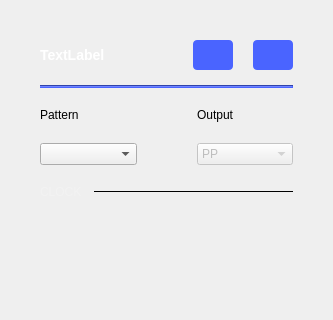
Before: the Qt Designer form ui/pg_cg_settings.ui in analogdevicesinc/scopy, drawn with Qt 5; both pictures show x 0 to 333 and y 0 to 320 of the 333 by 690 pixel window.
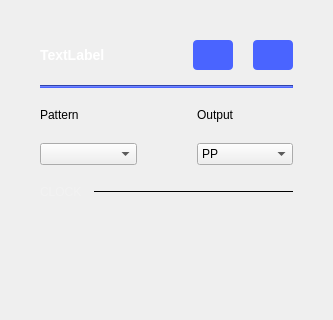
After: the same form once the commit is applied. Icons and pictures are not drawn.

Patch:
```diff
--- a/ui/pg_cg_settings.ui
+++ b/ui/pg_cg_settings.ui
@@ -295,7 +295,7 @@
                  <item>
                   <widget class="QComboBox" name="CBOutput">
                    <property name="enabled">
-                    <bool>false</bool>
+                    <bool>true</bool>
                    </property>
                    <item>
                     <property name="text">
```
Left out of the diff: 5 changed lines with no effect on the pictures.
